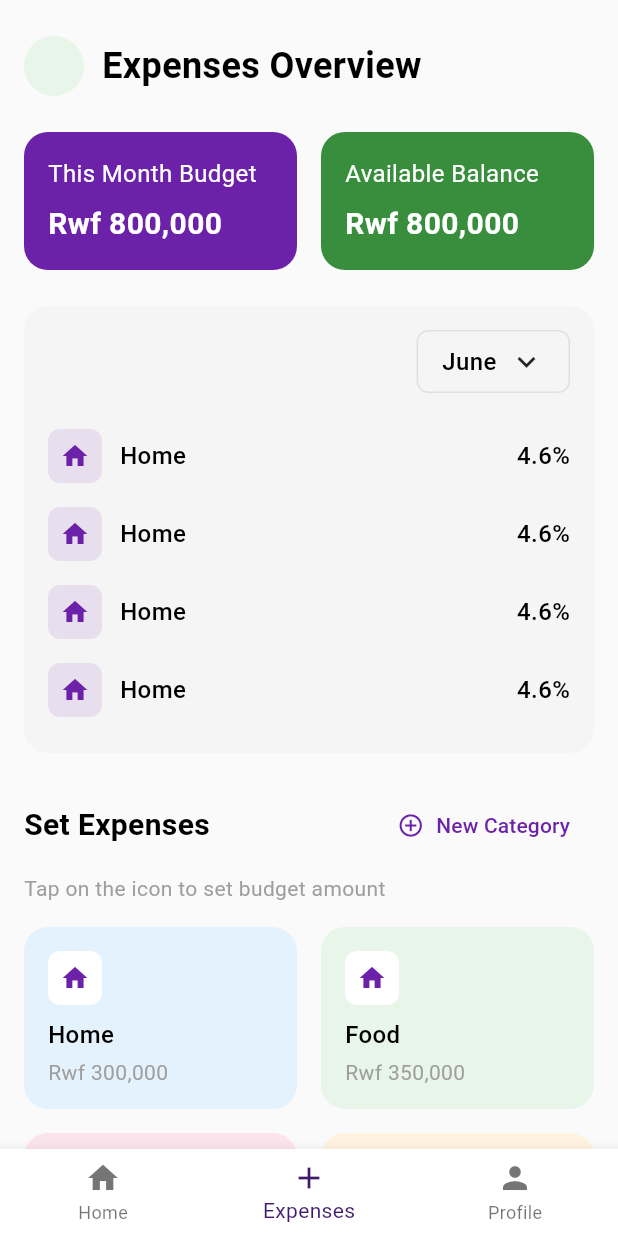
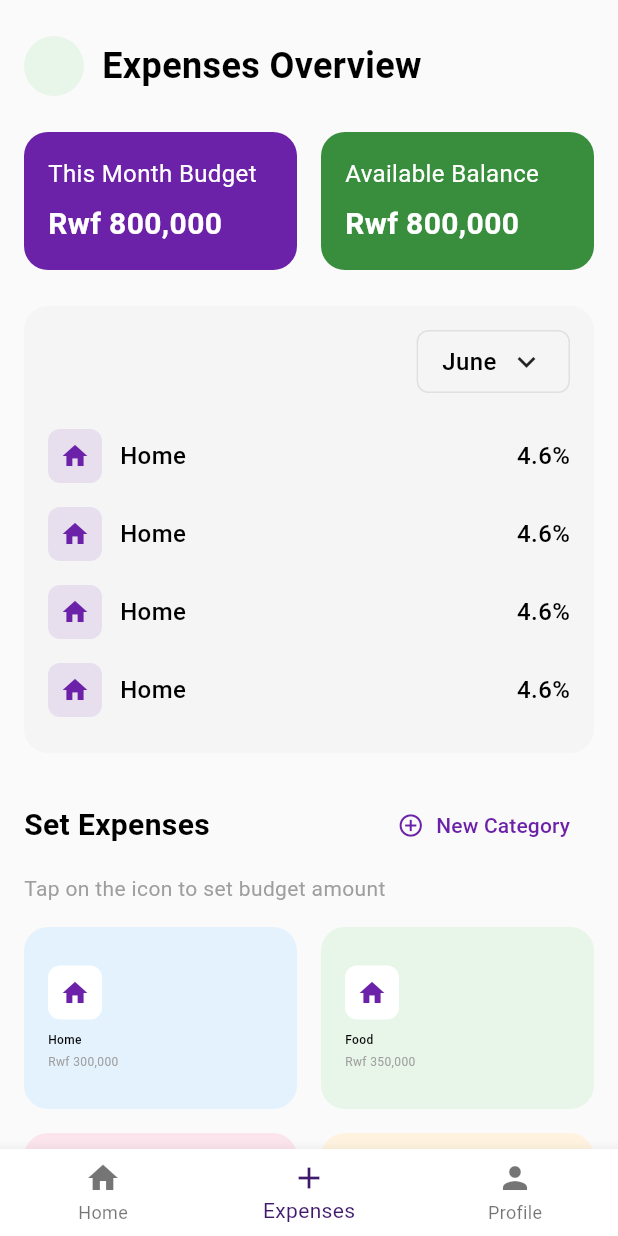
Before and after one commit to Adisa-Shobi/Xpanse, a Flutter app: the screen it shows after launch, on a phone screen of 412 x 824 dp. Run offline on Flutter 3.47's test engine with Material 3 defaults, Android fonts, the light colour scheme and no system bars; our stand-ins replace get, percent_indicator; project files that could hold a hidden picture were left out.

Commit message:
Update expense_view.dart
Reduce font size to make it fit

```diff
--- a/xpanse_app/lib/views/home/views/expense_view.dart
+++ b/xpanse_app/lib/views/home/views/expense_view.dart
@@ -283,7 +283,7 @@ class ExpensesView extends StatelessWidget {
           Text(
             title,
             style: const TextStyle(
-              fontSize: 16,
+              fontSize: 8,
               fontWeight: FontWeight.w500,
             ),
           ),
@@ -291,7 +291,7 @@ class ExpensesView extends StatelessWidget {
           Text(
             amount,
             style: const TextStyle(
-              fontSize: 14,
+              fontSize: 8,
               color: Colors.grey,
             ),
           ),
```
